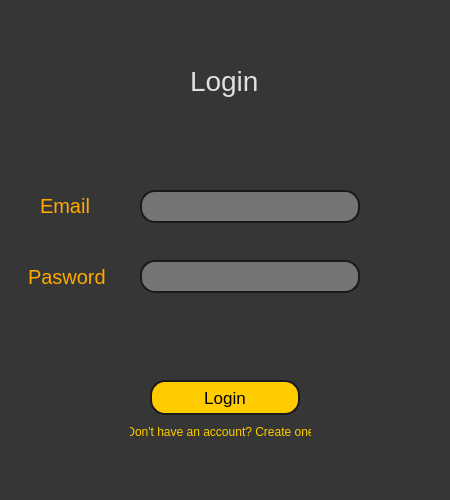
Before: the Qt Designer form src/Python-code/Login/login.ui in NaorFarjun02/Trivia-Game, drawn with Qt 5.
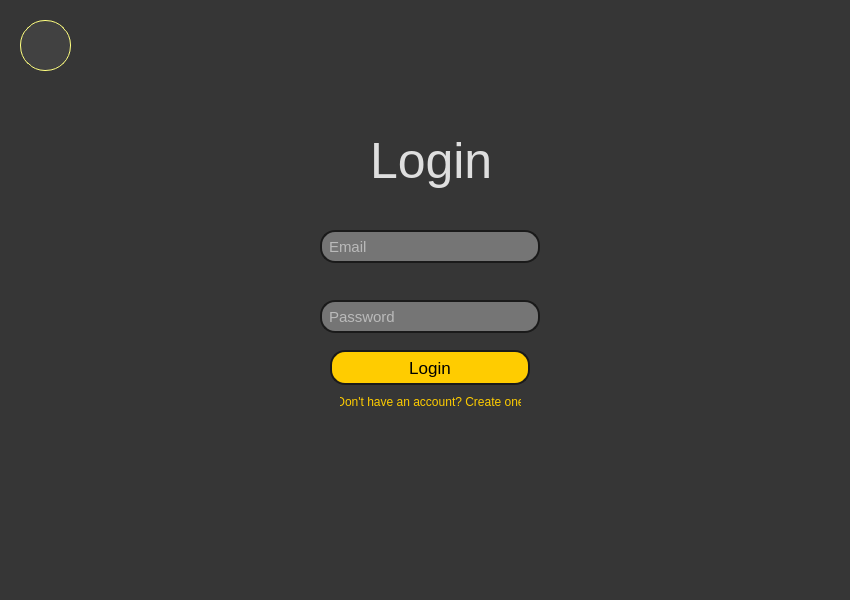
After: the same form once the commit is applied. Icons and pictures are not drawn.

The edit to the form file:
```diff
--- a/src/Python-code/Login/login.ui
+++ b/src/Python-code/Login/login.ui
@@ -6,8 +6,8 @@
    <rect>
     <x>0</x>
     <y>0</y>
-    <width>450</width>
-    <height>500</height>
+    <width>850</width>
+    <height>600</height>
    </rect>
   </property>
   <property name="windowTitle">
@@ -19,42 +19,25 @@
   <widget class="QLabel" name="label">
    <property name="geometry">
     <rect>
-     <x>190</x>
-     <y>60</y>
-     <width>71</width>
-     <height>41</height>
+     <x>370</x>
+     <y>130</y>
+     <width>121</width>
+     <height>61</height>
     </rect>
    </property>
    <property name="styleSheet">
     <string notr="true">color: rgb(223, 223, 223);
-font-size:28px;</string>
+font-size:50px;</string>
    </property>
    <property name="text">
     <string>Login</string>
    </property>
   </widget>
-  <widget class="QLabel" name="label_2">
-   <property name="geometry">
-    <rect>
-     <x>40</x>
-     <y>190</y>
-     <width>51</width>
-     <height>31</height>
-    </rect>
-   </property>
-   <property name="styleSheet">
-    <string notr="true">font-size:20px;
-color: rgb(255, 170, 0);</string>
-   </property>
-   <property name="text">
-    <string>Email:</string>
-   </property>
-  </widget>
   <widget class="QLineEdit" name="email">
    <property name="geometry">
     <rect>
-     <x>140</x>
-     <y>190</y>
+     <x>320</x>
+     <y>230</y>
      <width>220</width>
      <height>33</height>
     </rect>
@@ -67,29 +50,21 @@
 color: rgb(255, 255, 255);
 background-color: rgb(117, 117, 117);</string>
    </property>
-  </widget>
-  <widget class="QLabel" name="label_3">
-   <property name="geometry">
-    <rect>
-     <x>28</x>
-     <y>261</y>
-     <width>81</width>
-     <height>31</height>
-    </rect>
-   </property>
-   <property name="styleSheet">
-    <string notr="true">font-size:20px;
-color: rgb(255, 170, 0);</string>
+   <property name="inputMask">
+    <string/>
    </property>
    <property name="text">
-    <string>Pasword</string>
+    <string/>
+   </property>
+   <property name="placeholderText">
+    <string>Email</string>
    </property>
   </widget>
   <widget class="QLineEdit" name="password">
    <property name="geometry">
     <rect>
-     <x>140</x>
-     <y>260</y>
+     <x>320</x>
+     <y>300</y>
      <width>220</width>
      <height>33</height>
     </rect>
@@ -102,13 +77,16 @@
 border-radius:15px;
 font-size:15px;</string>
    </property>
+   <property name="placeholderText">
+    <string>Password</string>
+   </property>
   </widget>
   <widget class="QPushButton" name="loginbutton">
    <property name="geometry">
     <rect>
-     <x>150</x>
-     <y>380</y>
-     <width>150</width>
+     <x>330</x>
+     <y>350</y>
+     <width>200</width>
      <height>35</height>
     </rect>
    </property>
@@ -126,8 +104,8 @@
   <widget class="QPushButton" name="createaccountbutton">
    <property name="geometry">
     <rect>
-     <x>130</x>
-     <y>420</y>
+     <x>340</x>
+     <y>390</y>
      <width>181</width>
      <height>23</height>
     </rect>
@@ -141,6 +119,52 @@
     <string>Don't have an account? Create one</string>
    </property>
   </widget>
+  <widget class="QLabel" name="arrowback_label">
+   <property name="geometry">
+    <rect>
+     <x>20</x>
+     <y>20</y>
+     <width>51</width>
+     <height>51</height>
+    </rect>
+   </property>
+   <property name="styleSheet">
+    <string notr="true">
+background-color: rgb(65, 65, 65);
+border-radius:25px;
+border:1px solid rgb(255, 255, 127);
+</string>
+   </property>
+   <property name="text">
+    <string/>
+   </property>
+   <property name="textFormat">
+    <enum>Qt::PlainText</enum>
+   </property>
+   <property name="pixmap">
+    <pixmap>../icons/arrow-left.png</pixmap>
+   </property>
+   <property name="scaledContents">
+    <bool>true</bool>
+   </property>
+  </widget>
+  <widget class="QPushButton" name="backbutton">
+   <property name="geometry">
+    <rect>
+     <x>20</x>
+     <y>20</y>
+     <width>61</width>
+     <height>51</height>
+    </rect>
+   </property>
+   <property name="styleSheet">
+    <string notr="true">border:1px;
+background: transparent;</string>
+   </property>
+   <property name="text">
+    <string/>
+   </property>
+  </widget>
  </widget>
  <resources/>
  <connections/>
```
Left out of the diff: 6 changed lines with no effect on the pictures.
